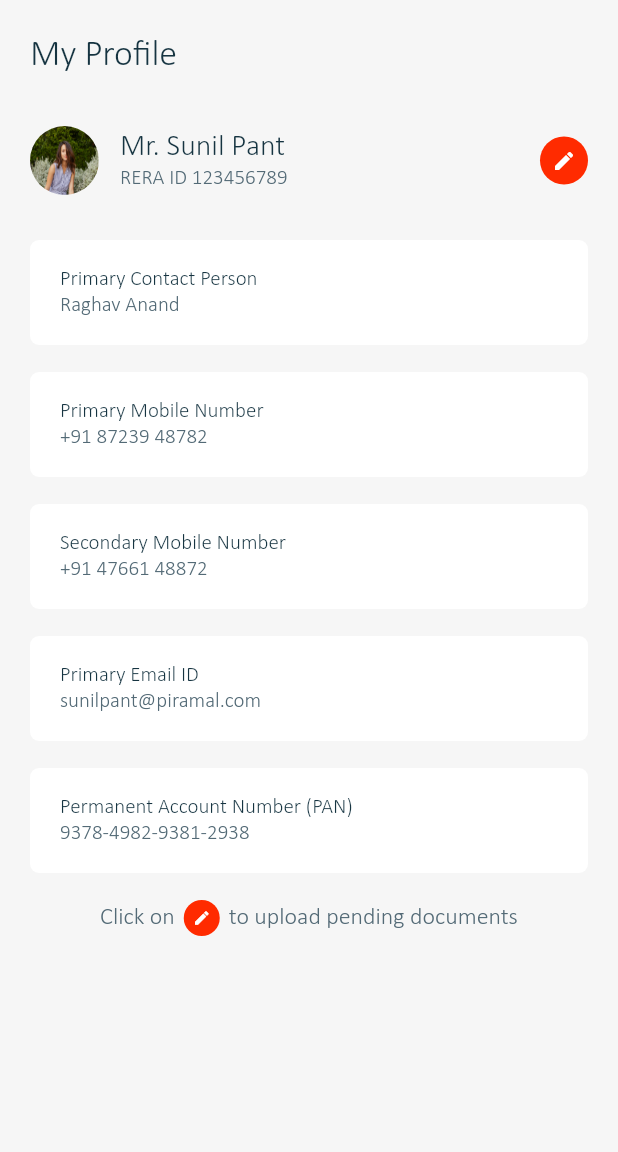
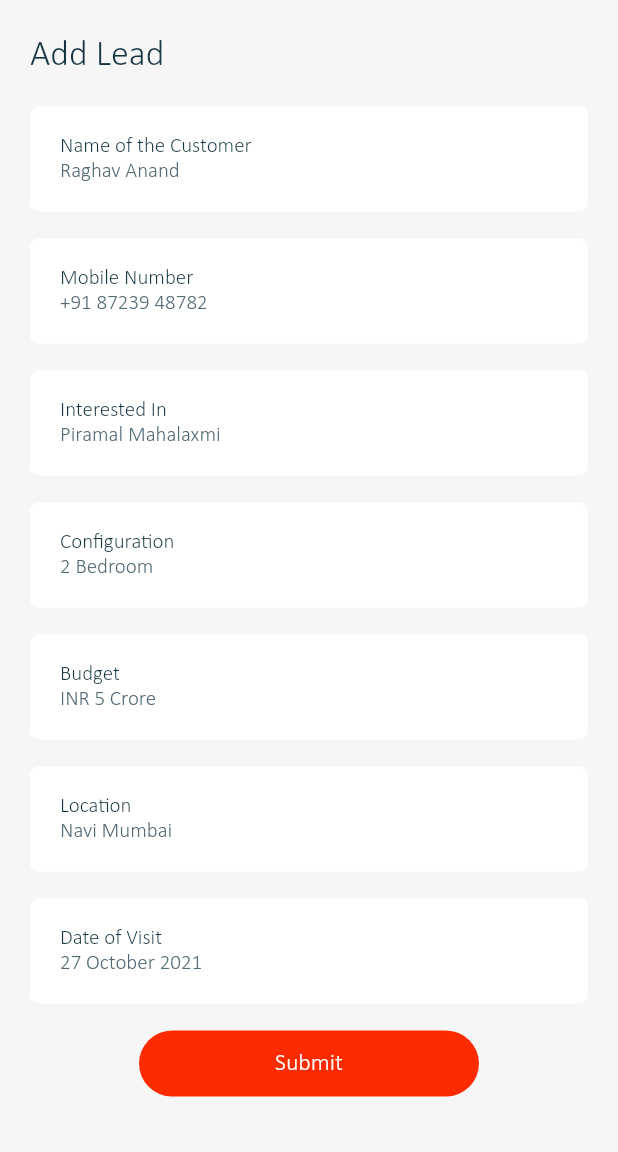
Before and after one commit to pratikKataria/piramal_cp, a Flutter app: the screen it shows after launch, on a phone screen of 412 x 824 dp, the part 84-1236 px from its top. Run offline on Flutter 3.47's test engine with Material 2 defaults, Android fonts, the phone set to English and light mode, and no system bars; our stand-ins replace connectivity, fluttertoast, logger, progress_dialog, shared_preferences; project files that could hold a hidden picture were left out.

Commit message:
➕ Add lead screen ui created

```diff
--- a/lib/main.dart
+++ b/lib/main.dart
@@ -9,6 +9,7 @@ import 'package:piramal_channel_partner/ui/myProfile/my_profile.dart';
 import 'package:piramal_channel_partner/utils/scroll_behavior.dart';
 import 'package:provider/provider.dart';
 
+import 'ui/addLead/add_lead.dart';
 import 'utils/Utility.dart';
 
 Future<void> main() async {
@@ -38,7 +39,7 @@ class MyApp extends StatelessWidget {
           );
         },
         theme: ThemeData(primarySwatch: Colors.deepOrange, scaffoldBackgroundColor: AppColors.white),
-        home: MyProfileScreen(),
+        home: AddLeadScreen(),
       ),
     );
   }
--- /dev/null
+++ b/lib/ui/addLead/add_lead.dart
@@ -0,0 +1,89 @@
+import 'package:flutter/material.dart';
+import 'package:piramal_channel_partner/res/AppColors.dart';
+import 'package:piramal_channel_partner/res/Fonts.dart';
+import 'package:piramal_channel_partner/utils/Utility.dart';
+import 'package:piramal_channel_partner/widgets/pml_button.dart';
+
+class AddLeadScreen extends StatelessWidget {
+  const AddLeadScreen({Key key}) : super(key: key);
+  final subTextStyle = textStyleSubText14px500w;
+  final mainTextStyle = textStyle14px500w;
+
+  @override
+  Widget build(BuildContext context) {
+    // 18% from top
+    final perTop18 = Utility.screenHeight(context) * 0.18;
+    return Scaffold(
+      backgroundColor: AppColors.screenBackgroundColor,
+      body: Container(
+        margin: EdgeInsets.symmetric(horizontal: 20.0),
+        child: SingleChildScrollView(
+          child: Column(
+            crossAxisAlignment: CrossAxisAlignment.start,
+            children: [
+              verticalSpace(22.0),
+              Text("Add Lead", style: textStyle24px500w),
+              verticalSpace(20.0),
+              buildProfileDetailCard("Name of the Customer", "Raghav Anand"),
+              buildProfileDetailCard("Mobile Number", "+91 87239 48782"),
+              buildProfileDetailCard2("Interested In", "Piramal Mahalaxmi"),
+              buildProfileDetailCard2("Configuration", "2 Bedroom"),
+              buildProfileDetailCard2("Budget", "INR 5 Crore "),
+              buildProfileDetailCard2("Location", "Navi Mumbai"),
+              buildProfileDetailCard2("Date of Visit", "27 October 2021"),
+
+              Center(
+                child: PmlButton(
+                  width: Utility.screenWidth(context) * 0.55,
+                  text: "Submit",
+                ),
+              )
+            ],
+          ),
+        ),
+      ),
+    );
+  }
+
+  Container buildProfileDetailCard(String mText, String sText) {
+    return Container(
+      padding: EdgeInsets.symmetric(horizontal: 20.0, vertical: 18.0),
+      margin: EdgeInsets.only(bottom: 18.0),
+      decoration: BoxDecoration(
+        color: AppColors.white,
+        borderRadius: BorderRadius.circular(6.0),
+      ),
+      child: Column(
+        crossAxisAlignment: CrossAxisAlignment.stretch,
+        children: [
+          Text(
+            "$mText",
+            style: textStyle14px500w,
+          ),
+          Text("$sText", style: textStyleSubText14px500w),
+        ],
+      ),
+    );
+  }
+
+  Container buildProfileDetailCard2(String mText, String sText) {
+    return Container(
+      padding: EdgeInsets.symmetric(horizontal: 20.0, vertical: 18.0),
+      margin: EdgeInsets.only(bottom: 18.0),
+      decoration: BoxDecoration(
+        color: AppColors.white,
+        borderRadius: BorderRadius.circular(6.0),
+      ),
+      child: Column(
+        crossAxisAlignment: CrossAxisAlignment.stretch,
+        children: [
+          Text(
+            "$mText",
+            style: textStyle14px500w,
+          ),
+          Text("$sText", style: textStyleSubText14px500w),
+        ],
+      ),
+    );
+  }
+}
```
